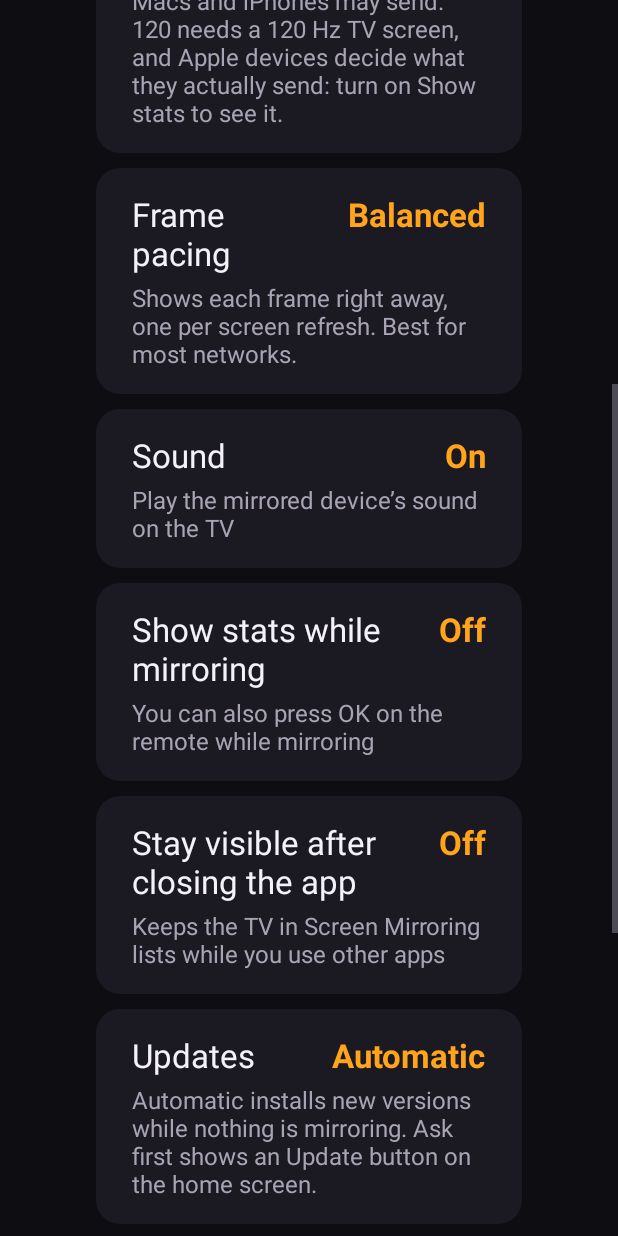
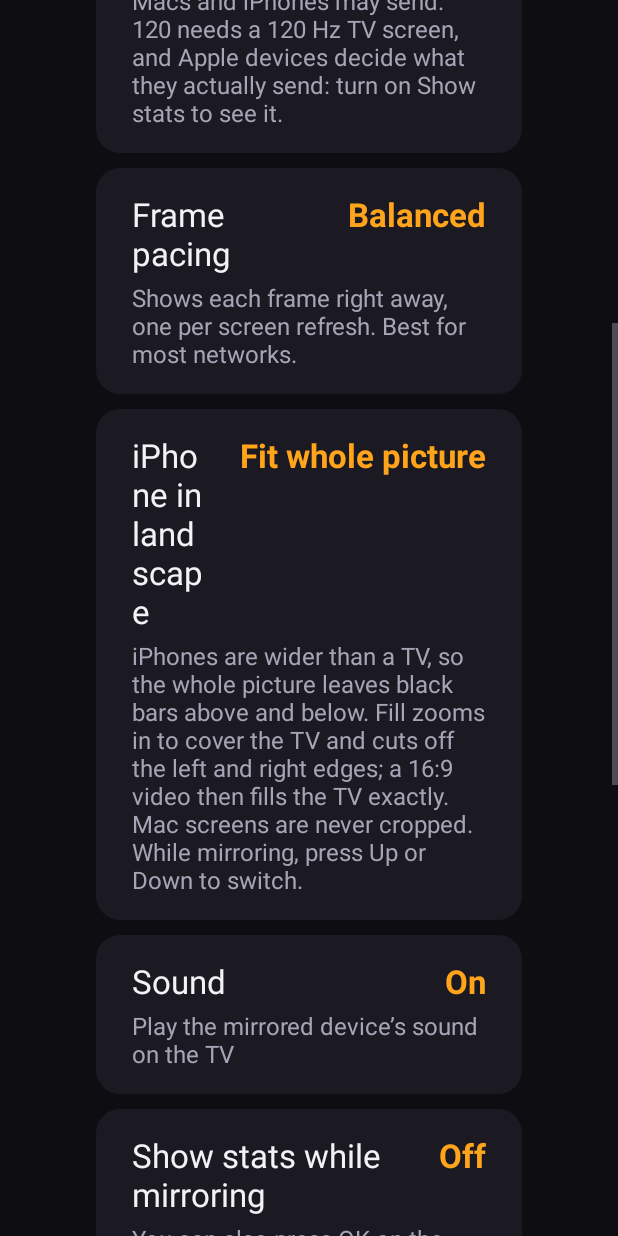
Before and after one commit to xgamer791/Mango-Screen-Cast, an Android app: the SettingsActivity screen opened directly, with no data from a screen before it, scrolled down 576 dp, on a phone screen of 412 x 824 dp. Run offline under Robolectric (Android 15) with nearby library versions, the phone set to English and light mode, and no system bars.

Commit message:
Fill the TV with an iPhone in landscape (optional, Up/Down while mirroring)
The black bars above and below an iPhone in landscape aren't a bug: an
iPhone screen is about 19.5:9, wider than a 16:9 TV, so showing all of
it leaves bars (Apple TV does the same). A 16:9 video playing full
screen on the phone carries the phone's own side bars, so on the TV it
ended up boxed in on all four sides.

New "iPhone in landscape" setting: Fit whole picture (default) or Fill
the screen, which zooms a picture wider than the TV to full height and
lets the sides overhang, so a 16:9 video fills the TV exactly. Pictures
narrower than the TV (Macs, portrait phones) are never cropped. While
mirroring, Up or Down switches it, and the first wide picture shows a
one-time hint. Robolectric tests cover the sizes.

Co-Authored-By: Claude Opus 5.5 <noreply@anthropic.com>
Claude-Session: https://claude.ai/code/session_014cvUJSkb7McYednzTm6TMP

```diff
--- a/android-tv/app/src/main/java/com/mangoscreencast/tv/Settings.kt
+++ b/android-tv/app/src/main/java/com/mangoscreencast/tv/Settings.kt
@@ -56,6 +56,11 @@ class Settings(private val context: Context) {
             .getOrDefault(LatencyMode.BALANCED)
         set(value) = prefs.edit().putString(KEY_LATENCY, value.name).apply()
 
+    /** Zoom pictures wider than the TV (an iPhone in landscape) to cover it, cutting off the sides. */
+    var fillWidePictures: Boolean
+        get() = prefs.getBoolean(KEY_FILL_WIDE, false)
+        set(value) = prefs.edit().putBoolean(KEY_FILL_WIDE, value).apply()
+
     var soundEnabled: Boolean
         get() = prefs.getBoolean(KEY_SOUND, true)
         set(value) = prefs.edit().putBoolean(KEY_SOUND, value).apply()
@@ -94,6 +99,7 @@ class Settings(private val context: Context) {
         const val KEY_FRAME_RATE = "frame_rate"
         const val KEY_LATENCY = "latency_mode"
         const val KEY_SOUND = "sound"
+        const val KEY_FILL_WIDE = "fill_wide"
         const val KEY_STATS = "show_stats"
         const val KEY_BACKGROUND = "background"
         const val KEY_UPDATES = "updates"
--- a/android-tv/app/src/main/java/com/mangoscreencast/tv/ui/SettingsActivity.kt
+++ b/android-tv/app/src/main/java/com/mangoscreencast/tv/ui/SettingsActivity.kt
@@ -72,6 +72,10 @@ class SettingsActivity : Activity(), AppUpdater.Listener {
             val values = listOf(LatencyMode.BALANCED, LatencyMode.FASTEST, LatencyMode.SMOOTHEST)
             settings.latencyMode = values[(values.indexOf(settings.latencyMode) + 1) % values.size]
             receiver.video.latencyMode = settings.latencyMode
+        }
+        row(R.string.setting_fill, getString(if (settings.fillWidePictures) R.string.fill_value else R.string.fit_value),
+            R.string.setting_fill_hint) {
+            settings.fillWidePictures = !settings.fillWidePictures
         }
         row(R.string.setting_sound, onOff(settings.soundEnabled), R.string.setting_sound_hint) {
             settings.soundEnabled = !settings.soundEnabled
--- a/android-tv/app/src/main/res/values/strings.xml
+++ b/android-tv/app/src/main/res/values/strings.xml
@@ -41,6 +41,13 @@
     <string name="pacing_balanced_hint">Shows each frame right away, one per screen refresh. Best for most networks.</string>
     <string name="pacing_fastest_hint">Lowest delay. Motion can stutter if Wi-Fi delivers frames unevenly.</string>
     <string name="pacing_smoothest_hint">Holds one frame (about 17 ms) to smooth out a busy Wi-Fi network.</string>
+    <string name="setting_fill">iPhone in landscape</string>
+    <string name="setting_fill_hint">iPhones are wider than a TV, so the whole picture leaves black bars above and below. Fill zooms in to cover the TV and cuts off the left and right edges; a 16:9 video then fills the TV exactly. Mac screens are never cropped. While mirroring, press Up or Down to switch.</string>
+    <string name="fit_value">Fit whole picture</string>
+    <string name="fill_value">Fill the screen</string>
+    <string name="fill_hint">Black bars? Press Up to fill the screen</string>
+    <string name="fill_on">Filling the screen (sides cut off). Up or Down to go back.</string>
+    <string name="fill_off">Whole picture. Up or Down to fill the screen.</string>
     <string name="setting_sound">Sound</string>
     <string name="setting_sound_hint">Play the mirrored device’s sound on the TV</string>
     <string name="setting_stats">Show stats while mirroring</string>
```
Also changed, not shown: android-tv/app/src/main/java/com/mangoscreencast/tv/ui/AspectFrameLayout.kt (+24 -4 lines), android-tv/app/src/main/java/com/mangoscreencast/tv/ui/MirrorActivity.kt (+27 -7 lines), 2 other files.
